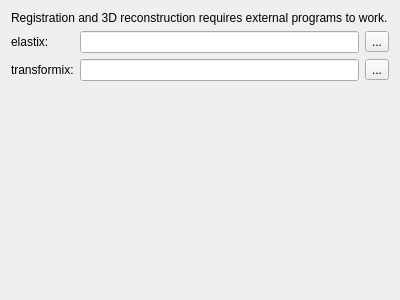
First picture: the form in Plugins/org.mitk.m2.core.helper/src/internal/m2PreferencePage.ui, repository m2aia/m2aia, before the edit.
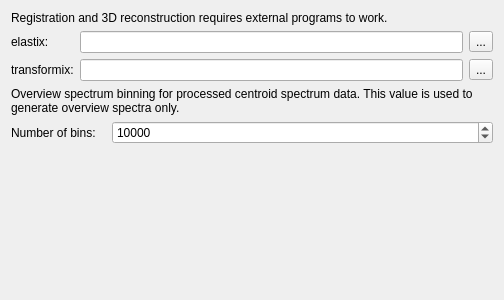
Second picture: the form after the edit.

Commit message: number of bins for overview spectrum binning in preferences

What changed in the file:
```diff
--- a/Plugins/org.mitk.m2.core.helper/src/internal/m2PreferencePage.ui
+++ b/Plugins/org.mitk.m2.core.helper/src/internal/m2PreferencePage.ui
@@ -6,7 +6,7 @@
    <rect>
     <x>0</x>
     <y>0</y>
-    <width>400</width>
+    <width>504</width>
     <height>300</height>
    </rect>
   </property>
@@ -73,6 +73,43 @@
      </item>
     </layout>
    </item>
+   <item>
+    <widget class="QLabel" name="label_2">
+     <property name="text">
+      <string>Overview spectrum binning for processed centroid spectrum data. This value is used to generate overview spectra only.</string>
+     </property>
+     <property name="wordWrap">
+      <bool>true</bool>
+     </property>
+    </widget>
+   </item>
+   <item>
+    <layout class="QGridLayout" name="gridLayout_2" columnstretch="1,4">
+     <item row="0" column="0">
+      <widget class="QLabel" name="elastixLabel_2">
+       <property name="text">
+        <string>Number of bins:</string>
+       </property>
+       <property name="textFormat">
+        <enum>Qt::PlainText</enum>
+       </property>
+      </widget>
+     </item>
+     <item row="0" column="1">
+      <widget class="QSpinBox" name="spnBxBins">
+       <property name="minimum">
+        <number>2000</number>
+       </property>
+       <property name="maximum">
+        <number>1000000</number>
+       </property>
+       <property name="value">
+        <number>10000</number>
+       </property>
+      </widget>
+     </item>
+    </layout>
+   </item>
    <item>
     <spacer name="verticalSpacer">
      <property name="orientation">
```
The commit also changes 4 other files.
